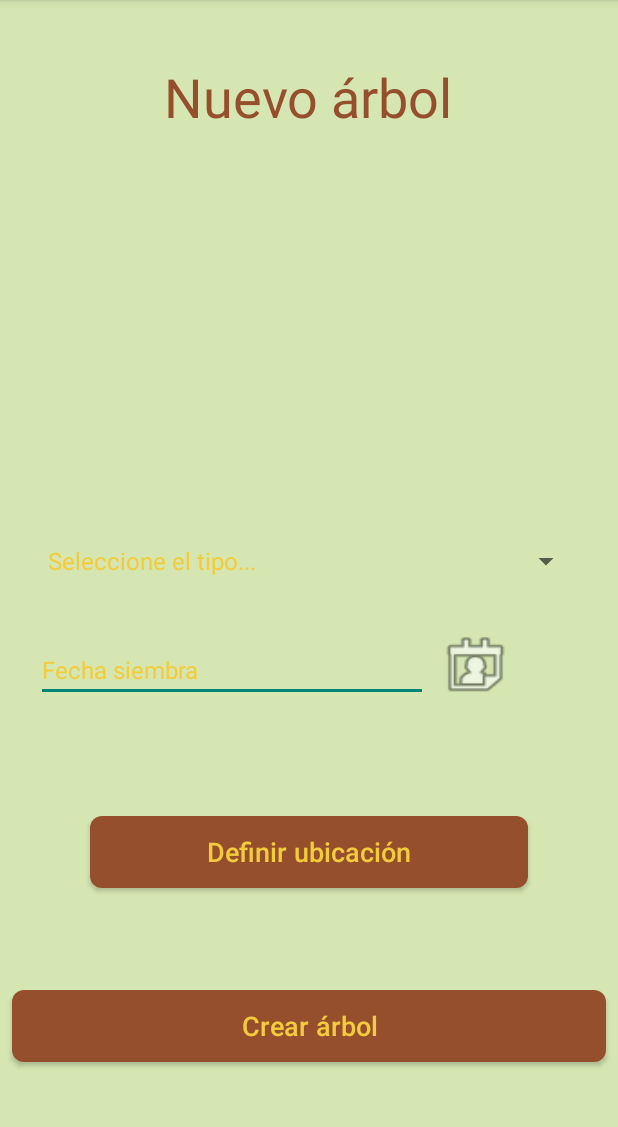
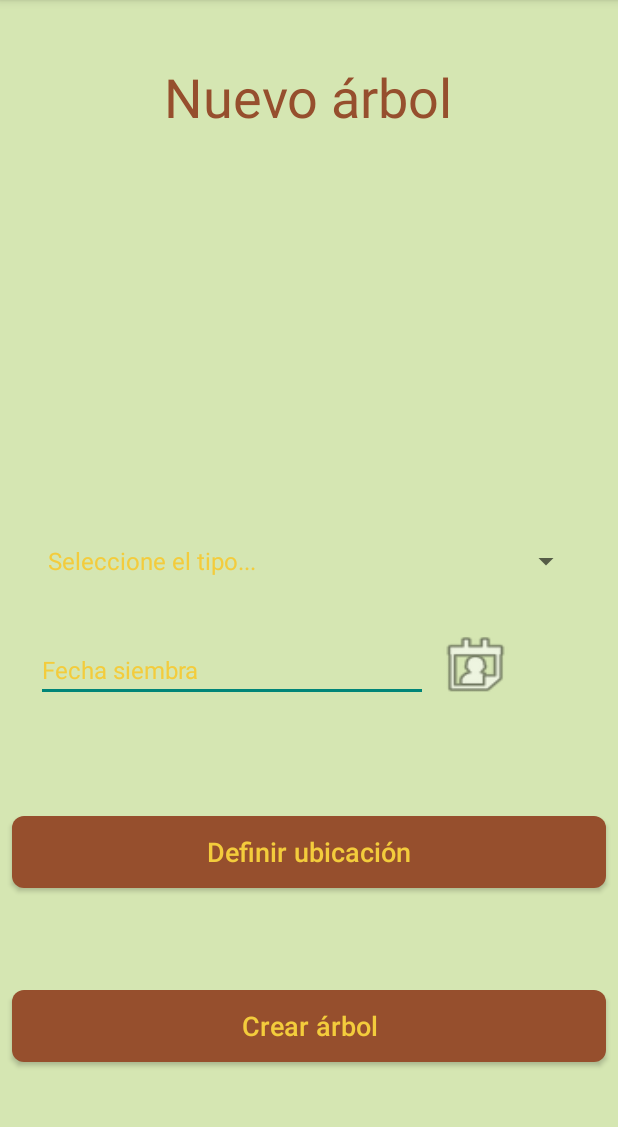
Before and after one commit to FrutiControl/fruti-mobile, an Android app: the screen it shows after launch (MainCRUD), on a phone screen of 412 x 824 dp, the part 84-1211 px from its top. Run offline under Robolectric (Android 15) with nearby library versions, the phone set to English and light mode, and no system bars; Roboto replaces fonts that are not available here.

Commit message:
Cambio de estilod e un boton

```diff
--- a/app/src/main/res/layout/crear_arbol.xml
+++ b/app/src/main/res/layout/crear_arbol.xml
@@ -41,8 +41,8 @@
         android:id="@+id/buttonDefinirUbicacion"
         android:layout_width="match_parent"
         android:layout_height="wrap_content"
-        android:layout_marginStart="60dp"
-        android:layout_marginEnd="60dp"
+        android:layout_marginStart="8dp"
+        android:layout_marginEnd="8dp"
         android:layout_marginBottom="176dp"
         android:background="@drawable/rounded_button"
         android:text="Definir ubicación"
```
